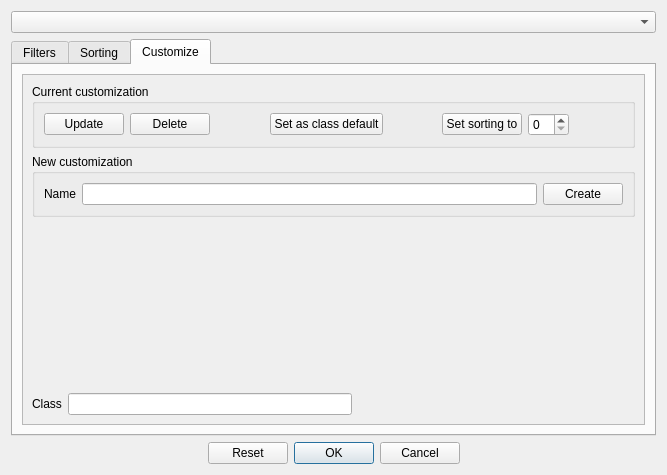
Above: App/Ui/SortFilterDialog.ui from paolodestefani/pySagra before the change. Below: the same form after it.
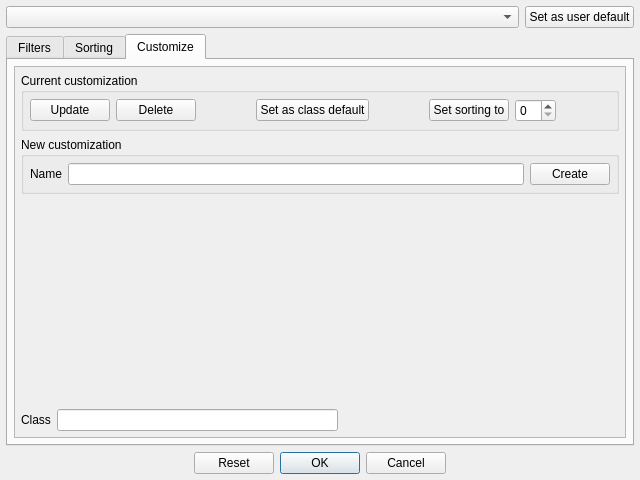
That is the form after the change. The open tabs and pages were chosen to show the change.

Commit message: SortFilter and Print Dialog fixes and more

Diff of the .ui file:
```diff
--- a/App/Ui/SortFilterDialog.ui
+++ b/App/Ui/SortFilterDialog.ui
@@ -6,20 +6,41 @@
    <rect>
     <x>0</x>
     <y>0</y>
-    <width>667</width>
-    <height>475</height>
+    <width>640</width>
+    <height>480</height>
    </rect>
   </property>
   <property name="windowTitle">
    <string>Sort &amp; Filter</string>
   </property>
   <layout class="QVBoxLayout" name="verticalLayout_5">
+   <property name="leftMargin">
+    <number>6</number>
+   </property>
+   <property name="topMargin">
+    <number>6</number>
+   </property>
+   <property name="rightMargin">
+    <number>6</number>
+   </property>
+   <property name="bottomMargin">
+    <number>6</number>
+   </property>
    <item>
-    <layout class="QVBoxLayout" name="verticalLayout_3">
+    <layout class="QHBoxLayout" name="horizontalLayout_3" stretch="1,0">
      <item>
       <widget class="QComboBox" name="comboBoxSetting"/>
      </item>
      <item>
+      <widget class="QPushButton" name="pushButtonUserDefault">
+       <property name="text">
+        <string>Set as user default</string>
+       </property>
+      </widget>
+     </item>
+    </layout>
+   </item>
+   <item>
       <widget class="QTabWidget" name="tabWidget">
        <property name="enabled">
         <bool>true</bool>
@@ -43,7 +64,19 @@
         <attribute name="title">
          <string>Filters</string>
         </attribute>
-        <layout class="QVBoxLayout" name="verticalLayout_10">
+      <layout class="QVBoxLayout" name="verticalLayout_3">
+       <property name="leftMargin">
+        <number>6</number>
+       </property>
+       <property name="topMargin">
+        <number>6</number>
+       </property>
+       <property name="rightMargin">
+        <number>6</number>
+       </property>
+       <property name="bottomMargin">
+        <number>6</number>
+       </property>
          <item>
           <widget class="QScrollArea" name="scrollAreaFilters">
            <property name="widgetResizable">
@@ -86,7 +119,7 @@
           </widget>
          </item>
          <item>
-          <layout class="QHBoxLayout" name="horizontalLayout_3">
+        <layout class="QHBoxLayout" name="horizontalLayout_4">
            <item>
             <widget class="QCheckBox" name="checkBoxMaxRows">
              <property name="text">
@@ -196,6 +229,18 @@
          <string>Customize</string>
         </attribute>
         <layout class="QVBoxLayout" name="verticalLayout_9">
+       <property name="leftMargin">
+        <number>6</number>
+       </property>
+       <property name="topMargin">
+        <number>6</number>
+       </property>
+       <property name="rightMargin">
+        <number>6</number>
+       </property>
+       <property name="bottomMargin">
+        <number>6</number>
+       </property>
          <item>
           <widget class="QScrollArea" name="scrollAreaPrintOptions">
            <property name="widgetResizable">
@@ -206,17 +251,41 @@
              <rect>
               <x>0</x>
               <y>0</y>
-              <width>589</width>
-              <height>308</height>
+            <width>608</width>
+            <height>339</height>
              </rect>
             </property>
             <layout class="QVBoxLayout" name="verticalLayout_6">
+           <property name="leftMargin">
+            <number>6</number>
+           </property>
+           <property name="topMargin">
+            <number>6</number>
+           </property>
+           <property name="rightMargin">
+            <number>6</number>
+           </property>
+           <property name="bottomMargin">
+            <number>6</number>
+           </property>
              <item>
               <widget class="QGroupBox" name="groupBoxCurrent">
                <property name="title">
                 <string>Current customization</string>
                </property>
                <layout class="QVBoxLayout" name="verticalLayout">
+              <property name="leftMargin">
+               <number>6</number>
+              </property>
+              <property name="topMargin">
+               <number>6</number>
+              </property>
+              <property name="rightMargin">
+               <number>6</number>
+              </property>
+              <property name="bottomMargin">
+               <number>6</number>
+              </property>
                 <item>
                  <layout class="QHBoxLayout" name="horizontalLayout">
                   <item>
@@ -312,6 +381,18 @@
                 <string>New customization</string>
                </property>
                <layout class="QVBoxLayout" name="verticalLayout_2">
+              <property name="leftMargin">
+               <number>6</number>
+              </property>
+              <property name="topMargin">
+               <number>6</number>
+              </property>
+              <property name="rightMargin">
+               <number>6</number>
+              </property>
+              <property name="bottomMargin">
+               <number>6</number>
+              </property>
                 <item>
                  <layout class="QGridLayout" name="gridLayout" columnstretch="0,0,0">
                   <item row="0" column="0">
@@ -400,8 +481,6 @@
         <bool>true</bool>
        </property>
       </widget>
-     </item>
-    </layout>
    </item>
   </layout>
  </widget>
```
Left out of the diff: 51 changed lines with no effect on the pictures. Lines whose indentation alone changed are shown as unchanged. The commit also changes 69 other files.
